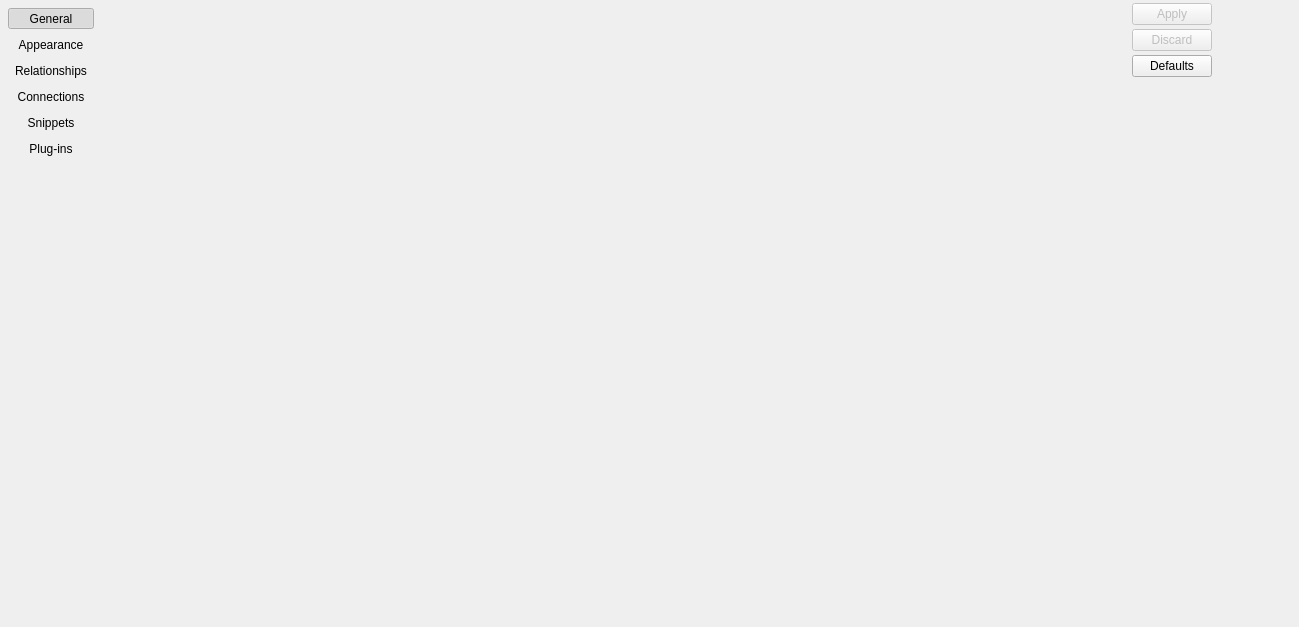
Qt form libs/libgui/ui/settings/configurationwidget.ui (arichiardi/pgmodeler) before a commit.
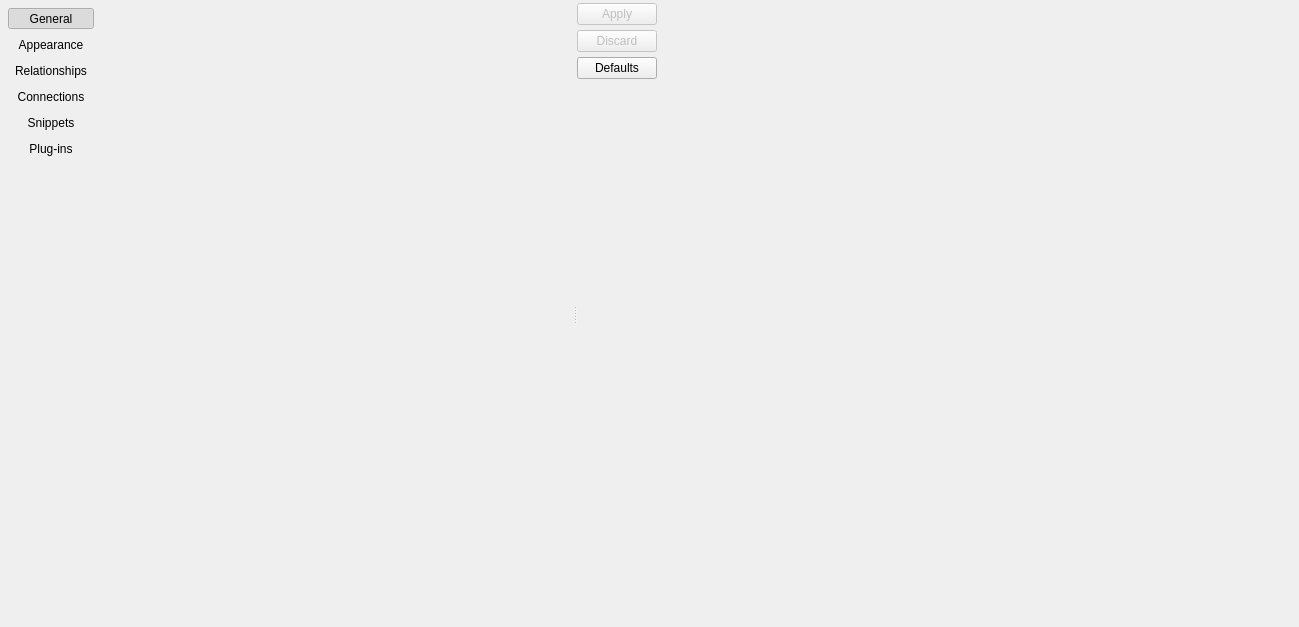
The same form after that commit. Icons and pictures are not drawn.

Commit message:
Allowing tool/config widgets to be resized via splitter
Refactored the ui-style.conf to remove duplicate styles

Patch:
```diff
--- a/libs/libgui/ui/settings/configurationwidget.ui
+++ b/libs/libgui/ui/settings/configurationwidget.ui
@@ -26,22 +26,38 @@
    <iconset resource="../../../../priv-plugins/res/logoicons.qrc">
     <normaloff>:/icons/icons/pgmodeler_logo.png</normaloff>:/icons/icons/pgmodeler_logo.png</iconset>
   </property>
+  <layout class="QHBoxLayout" name="horizontalLayout_2">
+   <property name="spacing">
+    <number>5</number>
+   </property>
+   <property name="leftMargin">
+    <number>3</number>
+   </property>
+   <property name="topMargin">
+    <number>3</number>
+   </property>
+   <property name="rightMargin">
+    <number>3</number>
+   </property>
+   <property name="bottomMargin">
+    <number>3</number>
+   </property>
+   <item>
+    <widget class="QSplitter" name="h_splitter">
+     <property name="orientation">
+      <enum>Qt::Orientation::Horizontal</enum>
+     </property>
+     <property name="handleWidth">
+      <number>4</number>
+     </property>
+     <property name="childrenCollapsible">
+      <bool>false</bool>
+     </property>
+     <widget class="QWidget" name="">
   <layout class="QHBoxLayout" name="horizontalLayout">
    <property name="spacing">
     <number>4</number>
    </property>
-   <property name="leftMargin">
-    <number>3</number>
-   </property>
-   <property name="topMargin">
-    <number>3</number>
-   </property>
-   <property name="rightMargin">
-    <number>3</number>
-   </property>
-   <property name="bottomMargin">
-    <number>3</number>
-   </property>
    <item>
     <layout class="QVBoxLayout" name="verticalLayout">
      <item>
@@ -357,18 +373,6 @@
          <verstretch>0</verstretch>
         </sizepolicy>
        </property>
-       <property name="minimumSize">
-        <size>
-         <width>1030</width>
-         <height>0</height>
-        </size>
-       </property>
-       <property name="maximumSize">
-        <size>
-         <width>1030</width>
-         <height>16777215</height>
-        </size>
-       </property>
        <property name="layoutDirection">
         <enum>Qt::LayoutDirection::LeftToRight</enum>
        </property>
@@ -379,79 +383,26 @@
      </item>
     </layout>
    </item>
-   <item>
-    <layout class="QVBoxLayout" name="verticalLayout_3">
-     <item>
-      <widget class="QPushButton" name="apply_btn">
-       <property name="enabled">
-        <bool>false</bool>
-       </property>
-       <property name="sizePolicy">
-        <sizepolicy hsizetype="Preferred" vsizetype="Fixed">
-         <horstretch>0</horstretch>
-         <verstretch>0</verstretch>
-        </sizepolicy>
-       </property>
-       <property name="maximumSize">
-        <size>
-         <width>16777215</width>
-         <height>16777215</height>
-        </size>
-       </property>
-       <property name="text">
-        <string>Apply</string>
-       </property>
-       <property name="icon">
-        <iconset resource="../../res/resources.qrc">
-         <normaloff>:/icons/icons/confirm.png</normaloff>:/icons/icons/confirm.png</iconset>
-       </property>
-       <property name="iconSize">
-        <size>
-         <width>28</width>
-         <height>28</height>
-        </size>
-       </property>
-       <property name="default">
-        <bool>true</bool>
-       </property>
-      </widget>
-     </item>
-     <item>
-      <widget class="QPushButton" name="revert_btn">
-       <property name="enabled">
-        <bool>false</bool>
+      </layout>
+     </widget>
+     <widget class="QWidget" name="act_btns_wgt" native="true">
+      <layout class="QGridLayout" name="gridLayout">
+       <property name="leftMargin">
+        <number>0</number>
        </property>
-       <property name="sizePolicy">
-        <sizepolicy hsizetype="Preferred" vsizetype="Fixed">
-         <horstretch>0</horstretch>
-         <verstretch>0</verstretch>
-        </sizepolicy>
+       <property name="topMargin">
+        <number>0</number>
        </property>
-       <property name="maximumSize">
-        <size>
-         <width>16777215</width>
-         <height>16777215</height>
-        </size>
+       <property name="rightMargin">
+        <number>0</number>
        </property>
-       <property name="text">
-        <string>Discard</string>
+       <property name="bottomMargin">
+        <number>0</number>
        </property>
-       <property name="icon">
-        <iconset resource="../../res/resources.qrc">
-         <normaloff>:/icons/icons/delete.png</normaloff>:/icons/icons/delete.png</iconset>
+       <property name="spacing">
+        <number>5</number>
        </property>
-       <property name="iconSize">
-        <size>
-         <width>28</width>
-         <height>28</height>
-        </size>
-       </property>
-       <property name="flat">
-        <bool>false</bool>
-       </property>
-      </widget>
-     </item>
-     <item>
+       <item row="2" column="0">
       <widget class="QPushButton" name="defaults_btn">
        <property name="sizePolicy">
         <sizepolicy hsizetype="Preferred" vsizetype="Fixed">
@@ -486,7 +437,7 @@
        </property>
       </widget>
      </item>
-     <item>
+       <item row="3" column="0">
       <spacer name="verticalSpacer_2">
        <property name="orientation">
         <enum>Qt::Orientation::Vertical</enum>
@@ -499,9 +450,77 @@
        </property>
       </spacer>
      </item>
-    </layout>
-   </item>
-   <item>
+       <item row="1" column="0">
+        <widget class="QPushButton" name="revert_btn">
+         <property name="enabled">
+          <bool>false</bool>
+         </property>
+         <property name="sizePolicy">
+          <sizepolicy hsizetype="Preferred" vsizetype="Fixed">
+           <horstretch>0</horstretch>
+           <verstretch>0</verstretch>
+          </sizepolicy>
+         </property>
+         <property name="maximumSize">
+          <size>
+           <width>16777215</width>
+           <height>16777215</height>
+          </size>
+         </property>
+         <property name="text">
+          <string>Discard</string>
+         </property>
+         <property name="icon">
+          <iconset resource="../../res/resources.qrc">
+           <normaloff>:/icons/icons/delete.png</normaloff>:/icons/icons/delete.png</iconset>
+         </property>
+         <property name="iconSize">
+          <size>
+           <width>28</width>
+           <height>28</height>
+          </size>
+         </property>
+         <property name="flat">
+          <bool>false</bool>
+         </property>
+        </widget>
+       </item>
+       <item row="0" column="0">
+        <widget class="QPushButton" name="apply_btn">
+         <property name="enabled">
+          <bool>false</bool>
+         </property>
+         <property name="sizePolicy">
+          <sizepolicy hsizetype="Preferred" vsizetype="Fixed">
+           <horstretch>0</horstretch>
+           <verstretch>0</verstretch>
+          </sizepolicy>
+         </property>
+         <property name="maximumSize">
+          <size>
+           <width>16777215</width>
+           <height>16777215</height>
+          </size>
+         </property>
+         <property name="text">
+          <string>Apply</string>
+         </property>
+         <property name="icon">
+          <iconset resource="../../res/resources.qrc">
+           <normaloff>:/icons/icons/confirm.png</normaloff>:/icons/icons/confirm.png</iconset>
+         </property>
+         <property name="iconSize">
+          <size>
+           <width>28</width>
+           <height>28</height>
+          </size>
+         </property>
+         <property name="default">
+          <bool>true</bool>
+         </property>
+        </widget>
+       </item>
+       <item row="0" column="1" rowspan="4">
     <spacer name="horizontalSpacer">
      <property name="orientation">
       <enum>Qt::Orientation::Horizontal</enum>
@@ -513,6 +532,10 @@
       </size>
      </property>
     </spacer>
+       </item>
+      </layout>
+     </widget>
+    </widget>
    </item>
   </layout>
  </widget>
```
Lines whose indentation alone changed are shown as unchanged. The commit also changes 8 other files.
